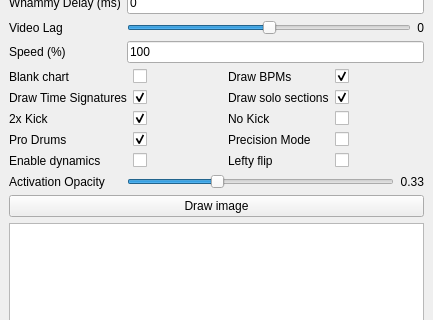
First picture: the form in gui/mainwindow.ui, repository GenericMadScientist/CHOpt, before the edit; both pictures show x 0 to 433 and y 199 to 519 of the 433 by 650 pixel window.
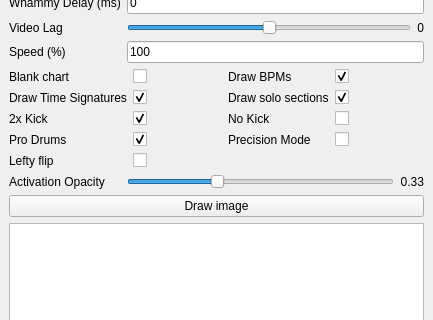
Second picture: the form after the edit.

Commit message:
Remove enable-dynamics option
Dynamics are always enabled for pro drums and disabled for non-pro
drums. The CH setting to hide accents and ghosts is purely visual and
does not affect scoring.

What changed in the file:
```diff
--- a/gui/mainwindow.ui
+++ b/gui/mainwindow.ui
@@ -367,27 +367,13 @@
           </widget>
         </item>
         <item row="4" column="0">
-          <widget class="QLabel" name="label_dynamics">
-            <property name="text">
-              <string>Enable dynamics</string>
-            </property>
-          </widget>
-        </item>
-        <item row="4" column="1">
-          <widget class="QCheckBox" name="dynamicsCheckBox">
-            <property name="checked">
-              <bool>false</bool>
-            </property>
-          </widget>
-        </item>
-        <item row="4" column="2">
           <widget class="QLabel" name="label_lefty">
             <property name="text">
               <string>Lefty flip</string>
             </property>
           </widget>
         </item>
-        <item row="4" column="3">
+        <item row="4" column="1">
           <widget class="QCheckBox" name="leftyCheckBox">
             <property name="checked">
               <bool>false</bool>
```
The commit also changes 8 other files.
